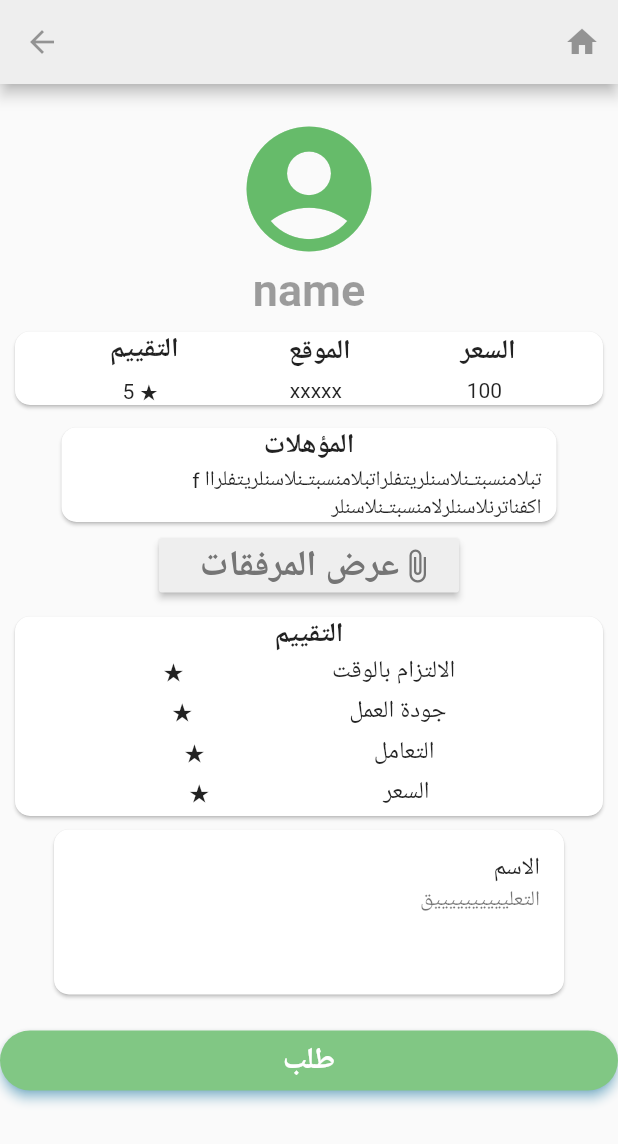
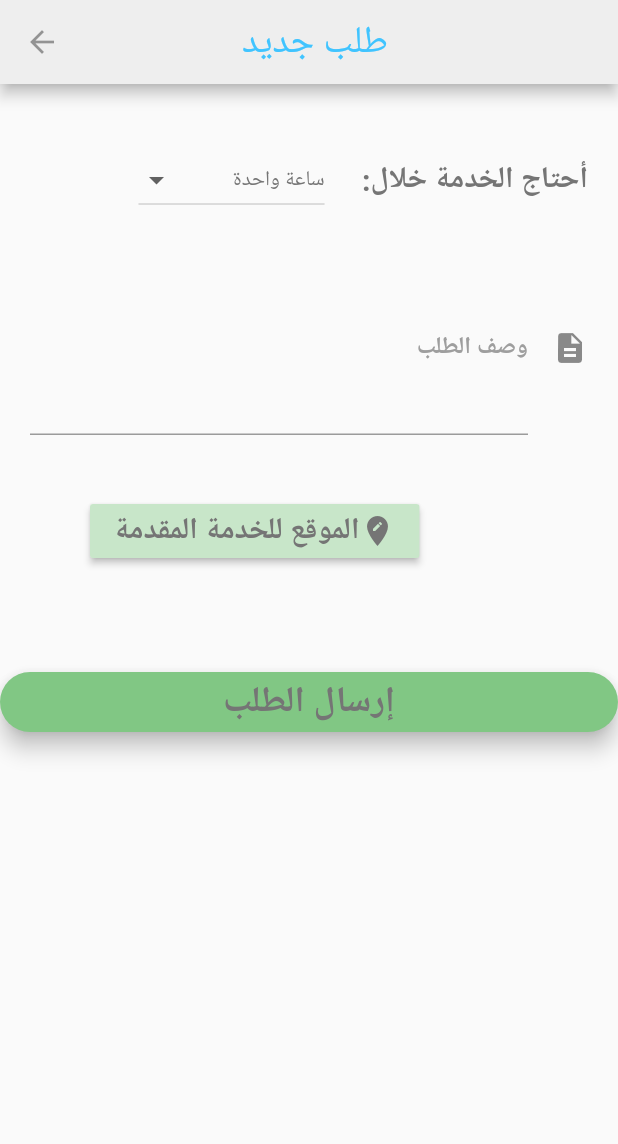
Before and after one commit to wahello/YumnakApp, a Flutter app: the SP_details screen opened directly, after a tap on "طلب", on a phone screen of 412 x 824 dp. Shown: the top 1144 px of the screen. Run offline on Flutter 3.47's test engine with Material 2 defaults, Android fonts, the phone set to English and light mode, and no system bars; our stand-ins replace file_picker, firebase_auth, firebase_database, firebase_storage, flutter_form_builder, fluttertoast and 3 more; accounts and stored records are empty; Roboto replaces fonts that are missing (Montserrat).

Commit message:
Maha's commit 12:40AM Tuesday

```diff
--- a/lib/screens/HomePage.dart
+++ b/lib/screens/HomePage.dart
@@ -27,6 +27,7 @@ class _HomePageState extends State<HomePage> {
         appBar: new AppBar(
           automaticallyImplyLeading: false,     //عشان يروح سهم الرجوع
           backgroundColor: Colors.grey[200],
+          iconTheme: IconThemeData(color: Colors.black38),
         ),
 
         endDrawer: new Drawer(   //makes the menu on the right
@@ -114,12 +115,12 @@ class _HomePageState extends State<HomePage> {
         body: Column(
             crossAxisAlignment: CrossAxisAlignment.center,
             children: <Widget>[
-
+              SizedBox(height: 40.0),
               Container(
                 padding: EdgeInsets.fromLTRB(10.0, 0.0, 0.0, 10.0),
                 child: Text('الصفحة الرئيسية', style: TextStyle(color: Colors.lightBlueAccent, fontSize: 40.0, fontWeight: FontWeight.bold, fontFamily: "Montserrat"),),
               ),
-
+              SizedBox(height: 20.0),
               Container(
                   child: Row(
                     mainAxisAlignment: MainAxisAlignment.spaceEvenly,
--- a/lib/screens/SP_details.dart
+++ b/lib/screens/SP_details.dart
@@ -1,5 +1,6 @@
 import 'package:flutter/material.dart';
 import 'package:yumnak/screens/HomePage.dart';
+import 'package:yumnak/screens/request_service.dart';
 
 class SP_details extends StatefulWidget {
   @override
@@ -8,11 +9,10 @@ class SP_details extends StatefulWidget {
 
 class _SP_detailsState extends State<SP_details>
     with SingleTickerProviderStateMixin {
-  TabController _tabController;
+
   @override
   void initState() {
     super.initState();
-    _tabController = TabController(length: 2, vsync: this);
   }
 
   Future<void> showAttach(){
@@ -269,7 +269,7 @@ class _SP_detailsState extends State<SP_details>
                       borderRadius: BorderRadius.circular(20.0),
                       shadowColor: Colors.lightBlueAccent,
                       color: Colors.green[300],elevation: 3.0,
-                      child: GestureDetector(onTap: () { },
+                      child: GestureDetector(onTap: () { Navigator.push(context, new MaterialPageRoute(builder: (context) => request_service())); },
                         child: Center(
                           child: Text( 'طلب',
                             style: TextStyle(color: Colors.white,fontWeight: FontWeight.bold,
--- /dev/null
+++ b/lib/screens/request_service.dart
@@ -0,0 +1,215 @@
+import 'package:flutter/material.dart';
+import 'package:fluttertoast/fluttertoast.dart';
+import 'package:google_maps_flutter/google_maps_flutter.dart';
+import 'package:yumnak/services/RequestLocation.dart';
+
+class request_service extends StatefulWidget {
+  @override
+  _request_serviceState createState() => _request_serviceState();
+}
+
+class _request_serviceState extends State<request_service> {
+
+
+  static const List<String> hours_list = const [
+    'ساعة واحدة', 'ساعتين', 'ثلاث ساعات',
+    'أربع ساعات', 'خمس ساعات', 'ست ساعات',
+    'سبع ساعات', 'ثمان ساعات', 'تسع ساعات',
+    'عشر ساعات', 'أحدى عشرة ساعة', 'إثنا عشرة ساعة',
+    'ثلاثة عشرة ساعة', 'أربع عشرة ساعة', 'خمس عشرة ساعة',
+    'ست عشرة ساعة', 'سبع عشرة ساعة', 'ثمان عشرة ساعة',
+    'تسع عشر ساعة', 'عشرين ساعة', 'واحد وعشرين ساعة',
+    'اثنان وعشرين ساعة', 'ثلاث وعشرين ساعة', 'أربع وعشرين ساعة',
+  ];
+  String hoursValue = hours_list[0];
+  String longSpinnerValue;
+  String serviceDes;
+
+  Map<String, dynamic> pickedLoc;
+  LatLng loc;
+  LatLng l=new LatLng(24.745532, 46.790632);
+
+  var lat;
+  var lng;
+  String comment;
+  bool picked=false;
+
+  @override
+  Widget build(BuildContext context) {
+    return Scaffold(
+      appBar: new AppBar(
+        title: new Center(child: new Text("طلب جديد", textAlign: TextAlign.center, style: TextStyle(color: Colors.lightBlueAccent, fontSize: 25.0, fontFamily: "Montserrat"))),
+        backgroundColor: Colors.grey[200],
+        iconTheme: IconThemeData(color: Colors.black38),
+        actions: <Widget>[IconButton(icon: Icon(Icons.home),onPressed: (){},color: Colors.grey[200],)], //اللهم إنا نسألك الستر والسلامة
+      ),
+
+      body:Container(
+          child: Form(
+            child: CustomScrollView(
+              slivers: <Widget>[
+                SliverList(
+                  delegate: SliverChildListDelegate([
+                    SizedBox(height: 40.0),
+                    Directionality(
+                      textDirection: TextDirection.rtl,
+                      child: Row(
+                        children: <Widget>[
+                          SizedBox(width:20.0),
+
+                          Container(
+                            // padding: EdgeInsets.fromLTRB(95.0, 20.0, 0.0, .0),
+                              child: Text('أحتاج الخدمة خلال: ',
+                                style:
+                                TextStyle(color: Colors.grey[600], fontSize: 20.0, fontWeight: FontWeight.bold, fontFamily: "Montserrat"),
+                              )),
+
+                          SizedBox(width:20.0),
+                          Container(
+                            child: DropdownButton<String>(
+                              //isExpanded: true,
+                              items: hours_list.map<DropdownMenuItem<String>>((String text) {
+                                return DropdownMenuItem<String>(
+                                  value: text,
+                                  child: Text(text, maxLines: 1, overflow: TextOverflow.ellipsis,
+                                    style: TextStyle(fontSize:14, color: Colors.grey[600],),),
+                                );
+                              }).toList(),
+
+                              value: hoursValue,
+
+                              onChanged: (String newValueSelected) {
+                                setState(() {
+                                  hoursValue = newValueSelected;
+                                  longSpinnerValue=newValueSelected;});
+                              },
+                            ),
+                          ),
+                        ],
+                      ),
+                    ),
+
+                    SizedBox(height: 30.0),
+                    Container(
+                      padding: EdgeInsets.fromLTRB(20, 0, 20, 0),
+                      child: Directionality(
+                          textDirection: TextDirection.rtl,
+                          child:TextFormField(
+                            validator: (val) => val.isEmpty ? "الرجاء كتابة وصف للطلب" : null,
+                            onChanged: (val){ setState(() => serviceDes =val);},
+                            //expands:true,
+                            maxLines: 6,
+                            minLines: 4,
+                            decoration: InputDecoration(
+                                icon: Icon(Icons.description),
+                                labelText: 'وصف الطلب',
+                                labelStyle: TextStyle(fontFamily: 'Montserrat',fontWeight: FontWeight.bold,color: Colors.grey),
+                                focusedBorder: UnderlineInputBorder(borderSide: BorderSide(color: Colors.lightBlueAccent))),
+                          )
+                      ),
+                    ),
+
+                    SizedBox(height: 40.0),
+                    Row(
+                      children: <Widget>[
+                        Container(
+                          padding: EdgeInsets.fromLTRB(60, 0, 60, 0),
+                            child: RaisedButton(
+                                onPressed: _pickLocation,
+                                color: Colors.green[100],
+                                child: Row(
+                                    children: <Widget>[
+                                      Text("الموقع للخدمة المقدمة",
+                                          style: TextStyle(color: Colors.grey[600],fontWeight: FontWeight.bold,fontSize: 20.0,fontFamily: 'Montserrat',)
+                                      ),
+                                      Icon(
+                                        Icons.edit_location,
+                                        color: Colors.grey[600],
+                                      ),
+                                    ]
+                                )
+                            )
+                        ),
+                      ],
+                    ),
+
+                    SizedBox(height: 70.0),
+                    SizedBox(
+                      width: double.infinity,
+                      height: 40,
+                      child: FloatingActionButton.extended(
+                        onPressed: () {
+                          if(picked){
+                            print(longSpinnerValue);
+                            print(serviceDes);
+                            print(lat);
+                            print(lng);
+                            print(comment);
+                            print(picked);
+                          }
+
+                          else {
+                            Fluttertoast.showToast(
+                                msg: ("الرجاء التأكد من صحة الموقع"),
+                                toastLength: Toast.LENGTH_LONG,
+                                gravity: ToastGravity.CENTER,
+                                timeInSecForIos: 20,
+                                backgroundColor: Colors.red[100],
+                                textColor: Colors.red[800]
+                            );
+                            print("ZEFT Picked: $picked");
+                          }
+                        },
+                        label: Text('إرسال الطلب',
+                            textDirection: TextDirection.rtl,
+                            textAlign: TextAlign.justify,
+                            style: TextStyle(
+                              color: Colors.grey[600],
+                              fontWeight: FontWeight.bold,
+                              fontSize: 24.0,
+                              fontFamily: 'Montserrat',)
+                        ),
+                        backgroundColor: Colors.green[300],
+                      ),
+                    )
+                  ],),
+                ),
+              ]
+            ),
+          ),
+      ),
+    );
+  }
+
+  _pickLocation() async {
+    loc=l;
+    pickedLoc = await Navigator.of(context).push(
+      MaterialPageRoute(
+        builder: (ctx) => ModifyLocation(loc),
+        fullscreenDialog: true,
+      ),
+    );
+
+    print("Zeft: $pickedLoc");
+
+    if (pickedLoc == null) {
+      return;
+    }
+    else{
+
+      lat=pickedLoc['latitude'];
+      lng=pickedLoc['longitude'];
+      comment=pickedLoc['comments'];
+      picked=pickedLoc['prickedLocation'];
+
+      print("Zeft: PickLocation latitude: $lat");
+      print("Zeft: PickLocation longitude: $lng");
+      print("Zeft: PickLocation comments: $comment");
+      print("Zeft: PickLocation comments: $picked");
+
+
+      loc=new LatLng(lat, lng);
+      l=loc;
+    }
+  }
+}
--- a/lib/screens/training.dart
+++ b/lib/screens/training.dart
@@ -13,6 +13,7 @@ class _trainingState extends State<training> {
     return Scaffold(
         appBar: new AppBar(
           backgroundColor: Colors.grey[200],
+          iconTheme: IconThemeData(color: Colors.black38),
         ),
 
 
@@ -20,12 +21,12 @@ class _trainingState extends State<training> {
         body: Column(
             crossAxisAlignment: CrossAxisAlignment.center,
             children: <Widget>[
-
+              SizedBox(height: 40.0),
               Container(
                 padding: EdgeInsets.fromLTRB(10.0, 0.0, 0.0, 10.0),
                 child: Text('تعليم وتدريب', style: TextStyle(color: Colors.lightBlueAccent, fontSize: 40.0, fontWeight: FontWeight.bold, fontFamily: "Montserrat"),),
               ),
-
+              SizedBox(height: 20.0),
               Container(
                   child: Row(
                     mainAxisAlignment: MainAxisAlignment.spaceEvenly,
```
Also changed, not shown: lib/screens/Care.dart (+3 -4 lines), lib/screens/SignUp_Cust.dart (+0 -10 lines), lib/screens/beauty.dart (+3 -4 lines), lib/screens/events.dart (+3 -4 lines), lib/screens/privateTraining.dart (+7 -6 lines), lib/services/RequestLocation.dart (added, +188 -0 lines), pubspec.lock.
